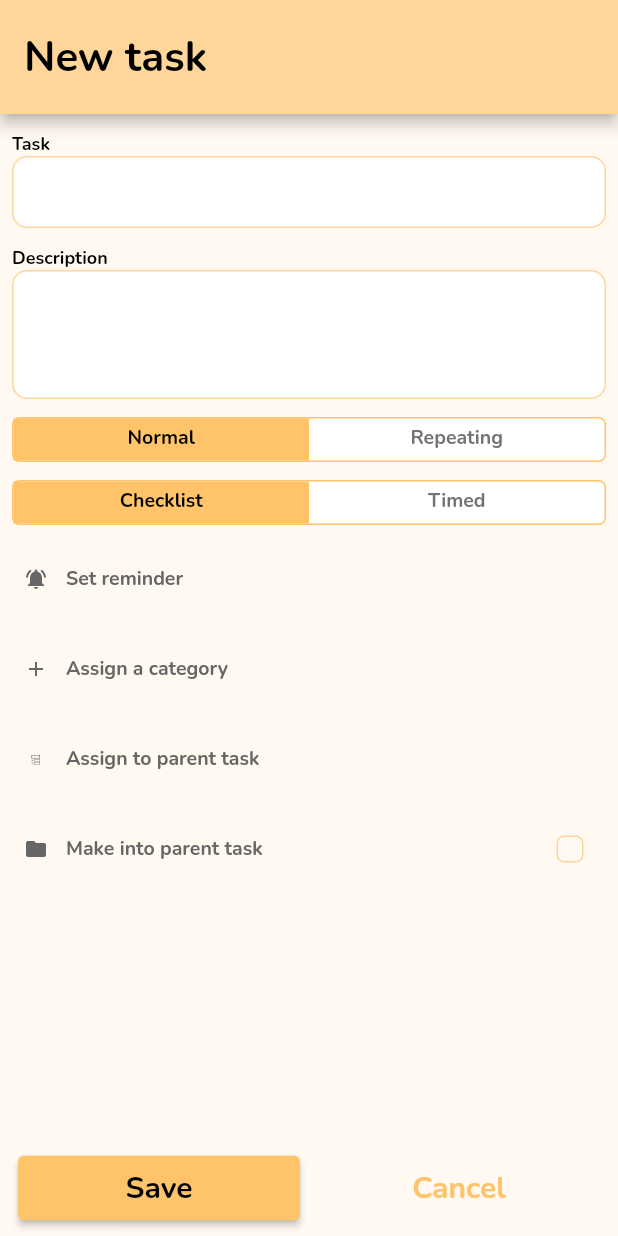
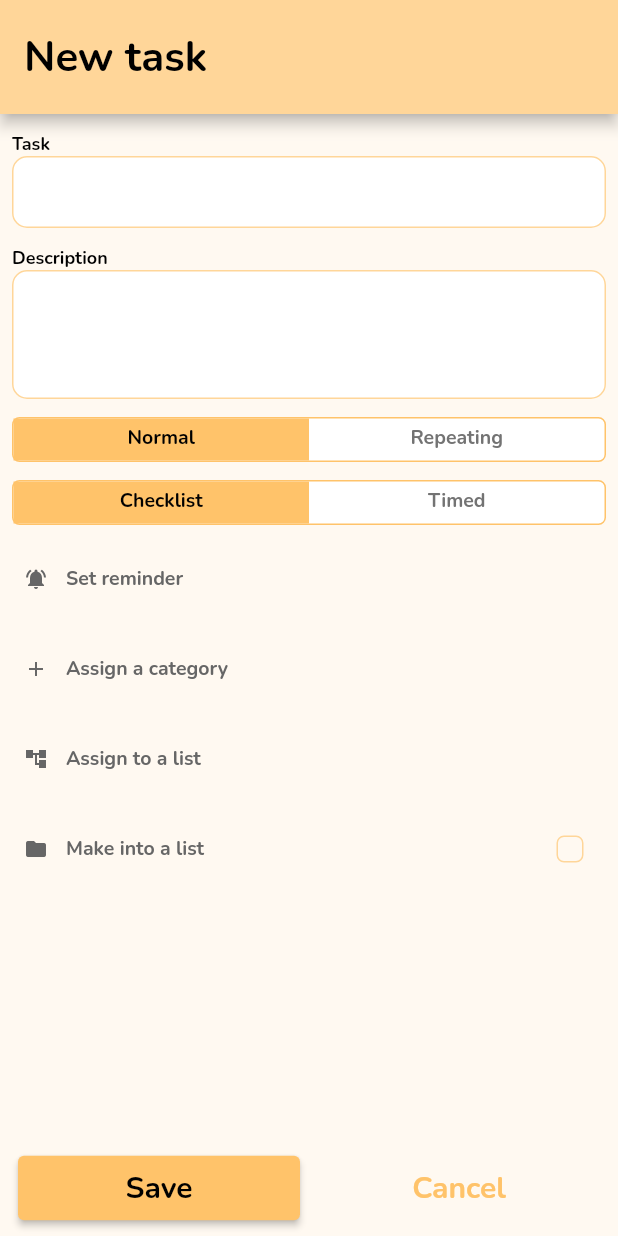
Before and after one commit to SimonasKalpokas/todo_app, a Flutter app: the screen it shows after launch, after a tap on the "add" icon, on a phone screen of 412 x 824 dp. Run offline on Flutter 3.47's test engine with Material 2 defaults, Android fonts, the phone set to English and light mode, and no system bars; our stand-ins replace clock, cloud_firestore, firebase_core; accounts and stored records are empty.

Commit message:
Use only uncompletable parent tasks for now

```diff
--- a/lib/models/parent_task.dart
+++ b/lib/models/parent_task.dart
@@ -3,8 +3,8 @@ import 'package:todo_app/models/base_task.dart';
 
 class ParentTaskListenable extends ParentTask
     with BaseTaskListenable, ChangeNotifier {
-  ParentTaskListenable(super.parentId, super.name, super.description,
-      super.reoccurrence, super.subtasks);
+  ParentTaskListenable(
+      super.parentId, super.name, super.description, super.reoccurrence);
   ParentTaskListenable.fromMap(super.id, super.map) : super.fromMap();
 
   @override
@@ -12,31 +12,14 @@ class ParentTaskListenable extends ParentTask
 }
 
 class ParentTask extends BaseTask {
-  List<BaseTask> subtasks;
-
-  bool completable = false;
-
-  ParentTask.fromMap(super.id, super.map)
-      : subtasks = List.empty(),
-        super.fromMap();
+  ParentTask.fromMap(super.id, super.map) : super.fromMap();
 
   ParentTask(String? parentId, String name, String description,
-      Reoccurrence reoccurrence, this.subtasks)
+      Reoccurrence reoccurrence)
       : super(TaskType.parent, parentId, name, description, reoccurrence);
 
-  // TODO: think about how to calculate status correctly based on subtasks
   @override
   Status calculateCurrentStatus() {
-    if (!completable) {
-      return Status.undone;
-    }
-    if (reoccurrence.isActiveNow(lastDoneOn)) {
-      return Status.done;
-    }
-    if (subtasks
-        .every((task) => task.calculateCurrentStatus() == Status.done)) {
-      return Status.done;
-    }
     return Status.undone;
   }
 }
--- a/lib/screens/task_form_screen.dart
+++ b/lib/screens/task_form_screen.dart
@@ -57,6 +57,7 @@ class _TaskFormState extends State<TaskForm> with TickerProviderStateMixin {
   var reoccurrence = Reoccurrence.notRepeating;
   var type = TaskType.checked;
   var totalTime = const Duration(hours: 1);
+  String? parentId;
 
   @override
   void initState() {
@@ -69,6 +70,8 @@ class _TaskFormState extends State<TaskForm> with TickerProviderStateMixin {
         totalTime = (widget.task! as TimedTask).totalTime;
       }
     }
+    parentId = widget.parentId;
+
     super.initState();
   }
 
@@ -129,7 +132,7 @@ class _TaskFormState extends State<TaskForm> with TickerProviderStateMixin {
                               : TaskType.checked) {
                         case TaskType.checked:
                           task = CheckedTask(
-                            widget.parentId,
+                            parentId,
                             nameController.text,
                             descriptionController.text,
                             reoccurrence,
@@ -137,7 +140,7 @@ class _TaskFormState extends State<TaskForm> with TickerProviderStateMixin {
                           break;
                         case TaskType.timed:
                           task = TimedTask(
-                            widget.parentId,
+                            parentId,
                             nameController.text,
                             descriptionController.text,
                             reoccurrence,
@@ -146,11 +149,10 @@ class _TaskFormState extends State<TaskForm> with TickerProviderStateMixin {
                           break;
                         case TaskType.parent:
                           task = ParentTask(
-                            widget.parentId,
+                            parentId,
                             nameController.text,
                             descriptionController.text,
                             reoccurrence,
-                            [],
                           );
                           break;
                       }
@@ -443,12 +445,13 @@ class _TaskFormState extends State<TaskForm> with TickerProviderStateMixin {
                 label: "Assign a category",
               ),
               const AddIconTextButton(
-                iconData: CustomIcons.sublist,
-                label: "Assign to parent task",
+                iconData: Icons.account_tree,
+                label: "Assign to a list",
               ),
+              if (widget.task == null)
                 AddIconTextButton(
                   iconData: Icons.folder,
-                label: "Make into parent task",
+                  label: "Make into a list",
                   onPressed: () {
                     setState(() {
                       isParent = !isParent;
--- a/lib/screens/tasks_view_screen.dart
+++ b/lib/screens/tasks_view_screen.dart
@@ -25,11 +25,28 @@ class TasksViewScreen extends StatelessWidget {
         leading: parentTask == null
             ? null
             : IconButton(
-                icon: const Icon(Icons.keyboard_arrow_left),
+                icon:
+                    const Icon(Icons.keyboard_arrow_left, color: Colors.black),
                 onPressed: () {
                   Navigator.pop(context);
                 },
               ),
+        actions: [
+          parentTask != null
+              ? IconButton(
+                  icon: const Icon(Icons.edit, color: Colors.black),
+                  onPressed: () {
+                    Navigator.push(
+                      context,
+                      MaterialPageRoute(
+                        builder: (context) => TaskFormScreen(
+                            parentId: parentTask!.parentId, task: parentTask),
+                      ),
+                    );
+                  },
+                )
+              : Container()
+        ],
       ),
       body: SingleChildScrollView(
         child: Column(
```
Also changed, not shown: 1 other file. Lines whose indentation alone changed are shown as unchanged.
